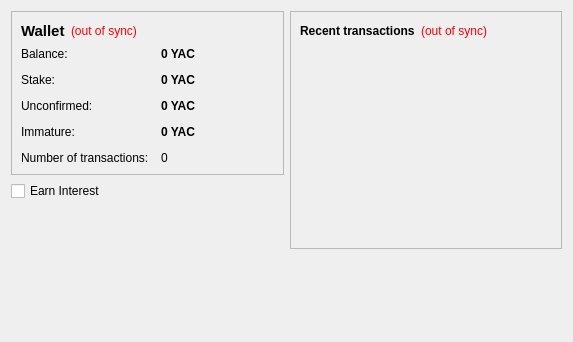
First picture: the form in src/qt/forms/overviewpage.ui, repository yacoin/yacoin, before the edit.
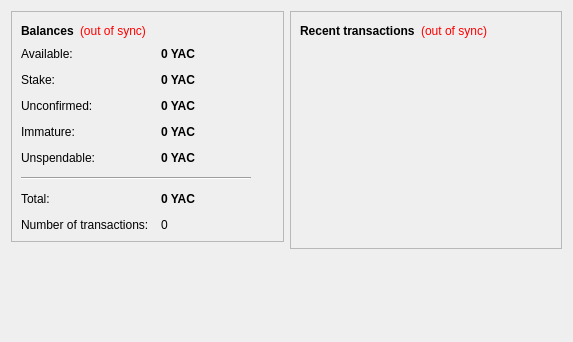
Second picture: the form after the edit.

Diff of the .ui file:
```diff
--- a/src/qt/forms/overviewpage.ui
+++ b/src/qt/forms/overviewpage.ui
@@ -31,13 +31,12 @@
            <widget class="QLabel" name="label_5">
             <property name="font">
              <font>
-              <pointsize>11</pointsize>
               <weight>75</weight>
               <bold>true</bold>
              </font>
             </property>
             <property name="text">
-             <string>Wallet</string>
+             <string>Balances</string>
             </property>
            </widget>
           </item>
@@ -86,7 +85,7 @@
           <item row="0" column="0">
            <widget class="QLabel" name="label">
             <property name="text">
-             <string>Balance:</string>
+             <string>Available:</string>
             </property>
            </widget>
           </item>
@@ -197,13 +196,93 @@
            </widget>
           </item>
           <item row="4" column="0">
+           <widget class="QLabel" name="labelBalanceWatchOnlyText">
+            <property name="toolTip">
+             <string>Your unspendable balance</string>
+            </property>
+            <property name="text">
+             <string>Unspendable:</string>
+            </property>
+           </widget>
+          </item>
+          <item row="4" column="1">
+           <widget class="QLabel" name="labelBalanceWatchOnly">
+            <property name="font">
+             <font>
+              <weight>75</weight>
+              <bold>true</bold>
+             </font>
+            </property>
+            <property name="cursor">
+             <cursorShape>IBeamCursor</cursorShape>
+            </property>
+            <property name="toolTip">
+             <string>Your unspendable balance</string>
+            </property>
+            <property name="text">
+             <string notr="true">0 YAC</string>
+            </property>
+            <property name="alignment">
+             <set>Qt::AlignLeading|Qt::AlignLeft|Qt::AlignVCenter</set>
+            </property>
+            <property name="textInteractionFlags">
+             <set>Qt::LinksAccessibleByMouse|Qt::TextSelectableByKeyboard|Qt::TextSelectableByMouse</set>
+            </property>
+           </widget>
+          </item>
+          <item row="5" column="0" colspan="2">
+           <widget class="Line" name="line">
+            <property name="maximumSize">
+             <size>
+              <width>230</width>
+              <height>16777215</height>
+             </size>
+            </property>
+            <property name="orientation">
+             <enum>Qt::Horizontal</enum>
+            </property>
+           </widget>
+          </item>
+          <item row="6" column="0">
+           <widget class="QLabel" name="labelTotalText">
+            <property name="toolTip">
+             <string>Your current total balance</string>
+            </property>
+            <property name="text">
+             <string>Total:</string>
+            </property>
+           </widget>
+          </item>
+          <item row="6" column="1">
+           <widget class="QLabel" name="labelTotal">
+            <property name="font">
+             <font>
+              <weight>75</weight>
+              <bold>true</bold>
+             </font>
+            </property>
+            <property name="toolTip">
+             <string>Your current total balance</string>
+            </property>
+            <property name="text">
+             <string notr="true">0 YAC</string>
+            </property>
+            <property name="alignment">
+             <set>Qt::AlignLeading|Qt::AlignLeft|Qt::AlignVCenter</set>
+            </property>
+            <property name="textInteractionFlags">
+             <set>Qt::LinksAccessibleByMouse|Qt::TextSelectableByKeyboard|Qt::TextSelectableByMouse</set>
+            </property>
+           </widget>
+          </item>
+          <item row="7" column="0">
            <widget class="QLabel" name="label_2">
             <property name="text">
              <string>Number of transactions:</string>
             </property>
            </widget>
           </item>
-          <item row="4" column="1">
+          <item row="7" column="1">
            <widget class="QLabel" name="labelNumTransactions">
             <property name="toolTip">
              <string>Total number of transactions in wallet</string>
@@ -218,16 +297,6 @@
        </layout>
       </widget>
      </item>
-     <item>
-      <widget class="QCheckBox" name="checkBox">
-       <property name="toolTip">
-        <string>&lt;html&gt;&lt;head/&gt;&lt;body&gt;&lt;p&gt;This allows you to enable stake minting and earn interest on your Yacoins. Note: If your wallet is unlocked for whatever reason, checking/unchecking this box has no effect; you will earn interest regardless. &lt;/p&gt;&lt;/body&gt;&lt;/html&gt;</string>
-       </property>
-       <property name="text">
-        <string>Earn Interest</string>
-       </property>
-      </widget>
-     </item>
      <item>
       <spacer name="verticalSpacer">
        <property name="orientation">
```
Left out of the diff: 37 changed lines with no effect on the pictures.
